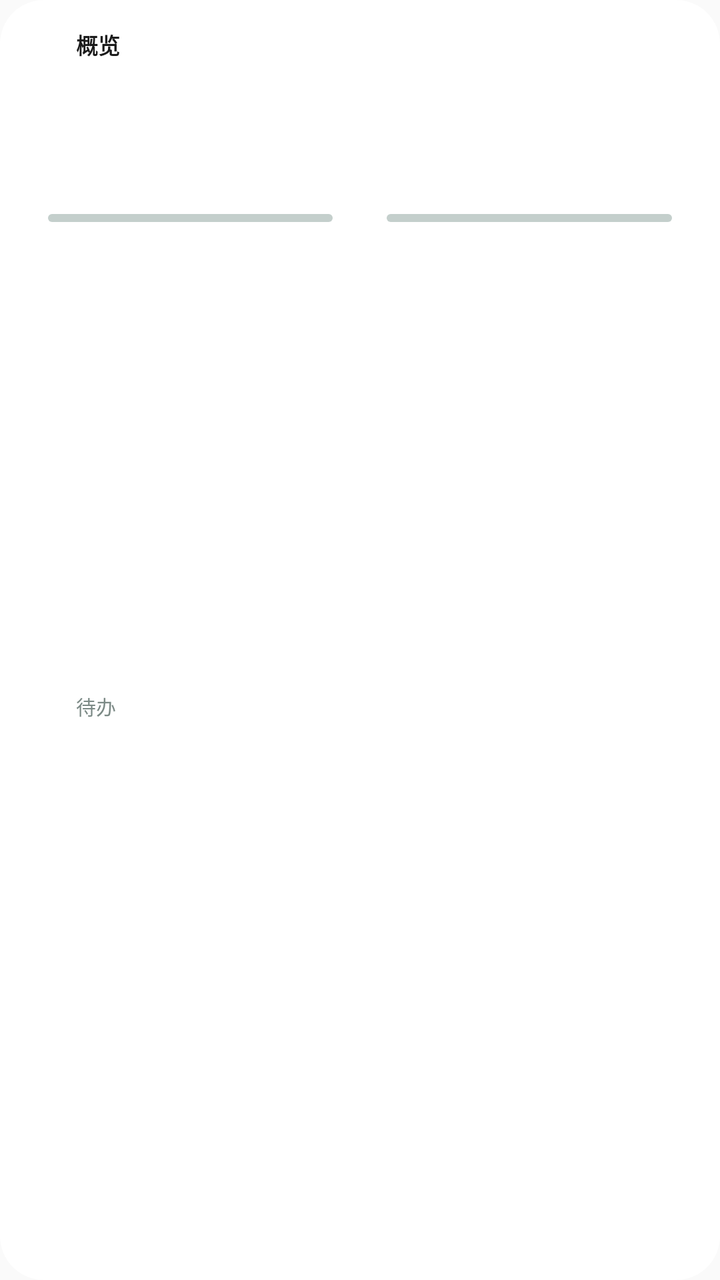
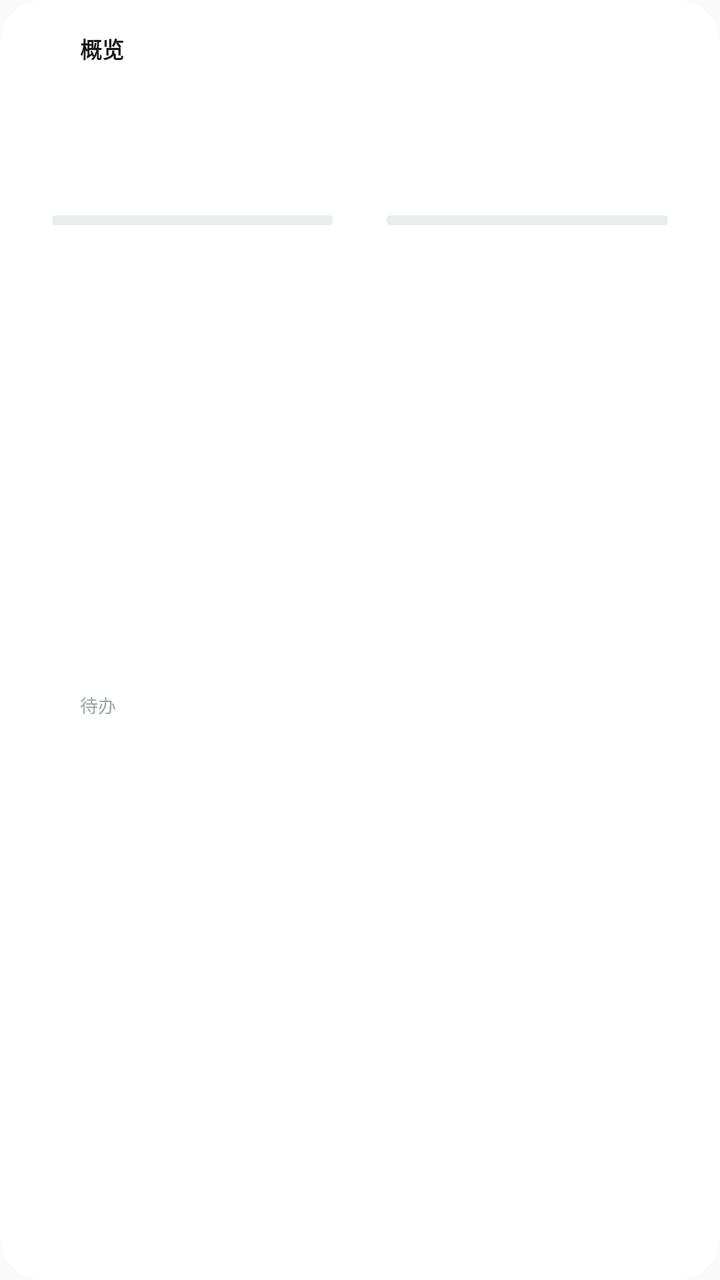

An Android layout rendered at two revisions. The XML below is the earlier revision; the diff shows what the commit changed to produce the second picture.
<!-- AndroidManifest.xml: application theme Theme.PalmNote -->
<!-- res/layout/widget_dashboard_unified.xml -->
<?xml version="1.0" encoding="utf-8"?>
<LinearLayout xmlns:android="http://schemas.android.com/apk/res/android"
    android:id="@+id/widget_layout"
    android:layout_width="match_parent"
    android:layout_height="match_parent"
    android:orientation="vertical"
    android:padding="@dimen/widget_pad"
    android:background="@drawable/widget_card_round">

    <LinearLayout
        android:layout_width="match_parent"
        android:layout_height="wrap_content"
        android:orientation="horizontal"
        android:gravity="center_vertical">

        <FrameLayout
            android:layout_width="@dimen/widget_icon_badge"
            android:layout_height="@dimen/widget_icon_badge">

            <ImageView
                android:id="@+id/widget_dashboard_icon_bg"
                android:layout_width="match_parent"
                android:layout_height="match_parent"
                android:src="@drawable/widget_shape_circle"
                android:contentDescription="@null" />

            <ImageView
                android:layout_width="12dp"
                android:layout_height="12dp"
                android:layout_gravity="center"
                android:src="@drawable/widget_ic_home_white"
                android:contentDescription="@null" />
        </FrameLayout>

        <TextView
            android:layout_width="0dp"
            android:layout_height="wrap_content"
            android:layout_weight="1"
            android:text="@string/widget_dashboard_title"
            android:textSize="@dimen/widget_text_title"
            android:textColor="@color/widget_v2_text_primary"
            android:textStyle="bold"
            android:layout_marginStart="8dp" />

        <TextView
            android:id="@+id/widget_dashboard_week_todo"
            android:layout_width="wrap_content"
            android:layout_height="wrap_content"
            android:textSize="@dimen/widget_text_micro"
            android:textStyle="bold"
            android:maxLines="1" />
    </LinearLayout>

    
    <LinearLayout
        android:layout_width="match_parent"
        android:layout_height="0dp"
        android:layout_weight="1"
        android:orientation="horizontal"
        android:layout_marginTop="@dimen/widget_gap">

        <FrameLayout
            android:id="@+id/widget_dashboard_budget_card"
            android:layout_width="0dp"
            android:layout_height="match_parent"
            android:layout_weight="1">

            <ImageView
                android:id="@+id/widget_dashboard_budget_tint"
                android:layout_width="match_parent"
                android:layout_height="match_parent"
                android:src="@drawable/widget_chip_round"
                android:contentDescription="@null" />

            <LinearLayout
                android:layout_width="match_parent"
                android:layout_height="match_parent"
                android:orientation="vertical"
                android:padding="10dp">

                <LinearLayout
                    android:layout_width="match_parent"
                    android:layout_height="wrap_content"
                    android:orientation="horizontal"
                    android:gravity="center_vertical">

                    <ImageView
                        android:id="@+id/widget_dashboard_budget_dot"
                        android:layout_width="8dp"
                        android:layout_height="8dp"
                        android:src="@drawable/widget_shape_circle"
                        android:contentDescription="@null" />

                    <TextView
                        android:id="@+id/widget_dashboard_budget_sub"
                        android:layout_width="0dp"
                        android:layout_height="wrap_content"
                        android:layout_weight="1"
                        android:textSize="@dimen/widget_text_micro"
                        android:textColor="@color/widget_v2_text_secondary"
                        android:layout_marginStart="6dp"
                        android:maxLines="1"
                        android:ellipsize="end" />
                </LinearLayout>

                <TextView
                    android:id="@+id/widget_dashboard_budget"
                    android:layout_width="wrap_content"
                    android:layout_height="wrap_content"
                    android:layout_marginTop="4dp"
                    android:textSize="26sp"
                    android:textStyle="bold"
                    android:maxLines="1"
                    android:ellipsize="end" />

                <FrameLayout
                    android:id="@+id/widget_dashboard_budget_bar_wrap"
                    android:layout_width="match_parent"
                    android:layout_height="4dp"
                    android:layout_marginTop="6dp">

                    <ImageView
                        android:id="@+id/widget_dashboard_budget_bar_track"
                        android:layout_width="match_parent"
                        android:layout_height="match_parent"
                        android:src="@drawable/widget_bar_track"
                        android:contentDescription="@null" />

                    <ImageView
                        android:id="@+id/widget_dashboard_budget_bar_fill"
                        android:layout_width="match_parent"
                        android:layout_height="match_parent"
                        android:src="@drawable/widget_bar_fill"
                        android:contentDescription="@null" />
                </FrameLayout>

                <TextView
                    android:id="@+id/widget_dashboard_budget_used"
                    android:layout_width="match_parent"
                    android:layout_height="wrap_content"
                    android:layout_marginTop="3dp"
                    android:textSize="@dimen/widget_text_micro"
                    android:textColor="@color/widget_v2_text_tertiary"
                    android:maxLines="1" />
            </LinearLayout>
        </FrameLayout>

        <FrameLayout
            android:id="@+id/widget_dashboard_goal_card"
            android:layout_width="0dp"
            android:layout_height="match_parent"
            android:layout_weight="1"
            android:layout_marginStart="7dp">

            <ImageView
                android:id="@+id/widget_dashboard_goal_tint"
                android:layout_width="match_parent"
                android:layout_height="match_parent"
                android:src="@drawable/widget_chip_round"
                android:contentDescription="@null" />

            <LinearLayout
                android:layout_width="match_parent"
                android:layout_height="match_parent"
                android:orientation="vertical"
                android:padding="10dp">

                <LinearLayout
                    android:layout_width="match_parent"
                    android:layout_height="wrap_content"
                    android:orientation="horizontal"
                    android:gravity="center_vertical">

                    <ImageView
                        android:id="@+id/widget_dashboard_goal_dot"
                        android:layout_width="8dp"
                        android:layout_height="8dp"
                        android:src="@drawable/widget_shape_circle"
                        android:contentDescription="@null" />

                    <TextView
                        android:id="@+id/widget_dashboard_goal_name"
                        android:layout_width="0dp"
                        android:layout_height="wrap_content"
                        android:layout_weight="1"
                        android:textSize="@dimen/widget_text_micro"
                        android:textColor="@color/widget_v2_text_secondary"
                        android:layout_marginStart="6dp"
                        android:maxLines="1"
                        android:ellipsize="end" />
                </LinearLayout>

                <TextView
                    android:id="@+id/widget_dashboard_goal_pct"
                    android:layout_width="wrap_content"
                    android:layout_height="wrap_content"
                    android:layout_marginTop="4dp"
                    android:textSize="26sp"
                    android:textStyle="bold"
                    android:maxLines="1"
                    android:ellipsize="end" />

                
                <FrameLayout
                    android:id="@+id/widget_dashboard_goal_bar_wrap"
                    android:layout_width="match_parent"
                    android:layout_height="4dp"
                    android:layout_marginTop="6dp">

                    <ImageView
                        android:id="@+id/widget_dashboard_goal_bar_track"
                        android:layout_width="match_parent"
                        android:layout_height="match_parent"
                        android:src="@drawable/widget_bar_track"
                        android:contentDescription="@null" />

                    <ImageView
                        android:id="@+id/widget_dashboard_goal_bar_fill"
                        android:layout_width="match_parent"
                        android:layout_height="match_parent"
                        android:src="@drawable/widget_bar_fill"
                        android:contentDescription="@null" />
                </FrameLayout>

                <TextView
                    android:id="@+id/widget_dashboard_goal_counts"
                    android:layout_width="match_parent"
                    android:layout_height="wrap_content"
                    android:layout_marginTop="3dp"
                    android:textSize="@dimen/widget_text_micro"
                    android:textColor="@color/widget_v2_text_tertiary"
                    android:maxLines="1" />

                
                <FrameLayout
                    android:layout_width="match_parent"
                    android:layout_height="0dp"
                    android:layout_weight="1" />
            </LinearLayout>
        </FrameLayout>
    </LinearLayout>

    
    <LinearLayout
        android:layout_width="match_parent"
        android:layout_height="0dp"
        android:layout_weight="1"
        android:orientation="horizontal"
        android:layout_marginTop="7dp">

        <FrameLayout
            android:id="@+id/widget_dashboard_todo_card"
            android:layout_width="0dp"
            android:layout_height="match_parent"
            android:layout_weight="1">

            <ImageView
                android:id="@+id/widget_dashboard_todo_tint"
                android:layout_width="match_parent"
                android:layout_height="match_parent"
                android:src="@drawable/widget_chip_round"
                android:contentDescription="@null" />

            <LinearLayout
                android:layout_width="match_parent"
                android:layout_height="match_parent"
                android:orientation="vertical"
                android:padding="10dp">

                <LinearLayout
                    android:layout_width="match_parent"
                    android:layout_height="wrap_content"
                    android:orientation="horizontal"
                    android:gravity="center_vertical">

                    <ImageView
                        android:id="@+id/widget_dashboard_todo_dot"
                        android:layout_width="8dp"
                        android:layout_height="8dp"
                        android:src="@drawable/widget_shape_circle"
                        android:contentDescription="@null" />

                    <TextView
                        android:text="@string/widget_todos_label"
                        android:layout_width="0dp"
                        android:layout_height="wrap_content"
                        android:layout_weight="1"
                        android:textSize="@dimen/widget_text_micro"
                        android:textColor="@color/widget_v2_text_secondary"
                        android:layout_marginStart="6dp"
                        android:maxLines="1"
                        android:ellipsize="end" />
                </LinearLayout>

                <TextView
                    android:id="@+id/widget_dashboard_todo"
                    android:layout_width="wrap_content"
                    android:layout_height="wrap_content"
                    android:layout_marginTop="4dp"
                    android:textSize="26sp"
                    android:textStyle="bold"
                    android:maxLines="1"
                    android:ellipsize="end" />

                
                <FrameLayout
                    android:layout_width="match_parent"
                    android:layout_height="0dp"
                    android:layout_weight="1" />

                <TextView
                    android:id="@+id/widget_dashboard_todo_overdue"
                    android:layout_width="match_parent"
                    android:layout_height="wrap_content"
                    android:textSize="@dimen/widget_text_micro"
                    android:textStyle="bold"
                    android:maxLines="1" />
            </LinearLayout>
        </FrameLayout>

        <FrameLayout
            android:id="@+id/widget_dashboard_anniversary_card"
            android:layout_width="0dp"
            android:layout_height="match_parent"
            android:layout_weight="1"
            android:layout_marginStart="7dp">

            <ImageView
                android:id="@+id/widget_dashboard_anniversary_tint"
                android:layout_width="match_parent"
                android:layout_height="match_parent"
                android:src="@drawable/widget_chip_round"
                android:contentDescription="@null" />

            <LinearLayout
                android:layout_width="match_parent"
                android:layout_height="match_parent"
                android:orientation="vertical"
                android:padding="10dp">

                <LinearLayout
                    android:layout_width="match_parent"
                    android:layout_height="wrap_content"
                    android:orientation="horizontal"
                    android:gravity="center_vertical">

                    <ImageView
                        android:id="@+id/widget_dashboard_anniversary_dot"
                        android:layout_width="8dp"
                        android:layout_height="8dp"
                        android:src="@drawable/widget_shape_circle"
                        android:contentDescription="@null" />

                    <TextView
                        android:id="@+id/widget_dashboard_days_title"
                        android:layout_width="0dp"
                        android:layout_height="wrap_content"
                        android:layout_weight="1"
                        android:textSize="@dimen/widget_text_micro"
                        android:textColor="@color/widget_v2_text_secondary"
                        android:layout_marginStart="6dp"
                        android:maxLines="1"
                        android:ellipsize="end" />
                </LinearLayout>

                <TextView
                    android:id="@+id/widget_dashboard_days"
                    android:layout_width="wrap_content"
                    android:layout_height="wrap_content"
                    android:layout_marginTop="4dp"
                    android:textSize="26sp"
                    android:textStyle="bold"
                    android:maxLines="1"
                    android:ellipsize="end" />

                
                <FrameLayout
                    android:layout_width="match_parent"
                    android:layout_height="0dp"
                    android:layout_weight="1" />

                <TextView
                    android:id="@+id/widget_dashboard_anniv_date"
                    android:layout_width="match_parent"
                    android:layout_height="wrap_content"
                    android:textSize="@dimen/widget_text_micro"
                    android:textColor="@color/widget_v2_text_tertiary"
                    android:maxLines="1"
                    android:ellipsize="end" />
            </LinearLayout>
        </FrameLayout>
    </LinearLayout>

</LinearLayout>
<!-- resources referenced by this layout -->
<resources>
  <color name="widget_v2_text_primary">#FF1A1A1A</color>
  <color name="widget_v2_text_secondary">#FF7C8A86</color>
  <color name="widget_v2_text_tertiary">#FF9AABA6</color>
  <dimen name="widget_gap">8dp</dimen>
  <dimen name="widget_icon_badge">16dp</dimen>
  <dimen name="widget_pad">14dp</dimen>
  <dimen name="widget_text_micro">10sp</dimen>
  <dimen name="widget_text_title">11sp</dimen>
  <!-- drawable widget_bar_fill (drawable) -->
  <?xml version="1.0" encoding="utf-8"?>
  <clip xmlns:android="http://schemas.android.com/apk/res/android"
      android:clipOrientation="horizontal"
      android:gravity="left">
      <shape android:shape="rectangle">
          <solid android:color="#FFFFFF" />
          <corners android:radius="2dp" />
      </shape>
  </clip>
  <!-- drawable widget_bar_track (drawable) -->
  <?xml version="1.0" encoding="utf-8"?>
  <shape xmlns:android="http://schemas.android.com/apk/res/android" android:shape="rectangle">
      <solid android:color="@color/widget_v2_ring" />
      <corners android:radius="2dp" />
  </shape>
  <!-- drawable widget_card_round (drawable) -->
  <?xml version="1.0" encoding="utf-8"?>
  <shape xmlns:android="http://schemas.android.com/apk/res/android" android:shape="rectangle">
      <solid android:color="@color/widget_v2_card_bg" />
      <corners android:radius="22dp" />
  </shape>
  <!-- drawable widget_chip_round (drawable) -->
  <?xml version="1.0" encoding="utf-8"?>
  <shape xmlns:android="http://schemas.android.com/apk/res/android" android:shape="rectangle">
      <solid android:color="#FFFFFFFF" />
      <corners android:radius="10dp" />
  </shape>
  <!-- drawable widget_ic_home_white (drawable) -->
  <?xml version="1.0" encoding="utf-8"?>
  <vector xmlns:android="http://schemas.android.com/apk/res/android"
      android:width="24dp"
      android:height="24dp"
      android:viewportWidth="24"
      android:viewportHeight="24">
      <path
          android:fillColor="#FFFFFFFF"
          android:pathData="M12,3l9,8h-2.6v9h-4.9v-5.5h-3v5.5H5.6v-9H3z" />
  </vector>
  <!-- drawable widget_shape_circle (drawable) -->
  <?xml version="1.0" encoding="utf-8"?>
  <shape xmlns:android="http://schemas.android.com/apk/res/android"
      android:shape="oval">
      <solid android:color="#FFFFFF" />
  </shape>
  <string name="widget_dashboard_title">概览</string>
  <string name="widget_todos_label">待办</string>
  <style name="Theme.PalmNote" parent="Theme.AppCompat.DayNight.NoActionBar">
          <item name="android:statusBarColor">@android:color/transparent</item>
          <item name="android:navigationBarColor">@android:color/transparent</item>
          <item name="android:windowLightStatusBar">true</item>
      </style>
  <color name="widget_v2_ring">#FFC4CFCC</color>
  <color name="widget_v2_card_bg">#FFFFFFFF</color>
</resources>

<!-- the commit's change to res/layout/widget_dashboard_unified.xml (unified diff, before → after) -->
@@ -46,7 +46,7 @@
             android:id="@+id/widget_dashboard_week_todo"
             android:layout_width="wrap_content"
             android:layout_height="wrap_content"
-            android:textSize="@dimen/widget_text_micro"
+            android:textSize="@dimen/widget_text_label"
             android:textStyle="bold"
             android:maxLines="1" />
     </LinearLayout>
@@ -69,7 +69,7 @@
                 android:id="@+id/widget_dashboard_budget_tint"
                 android:layout_width="match_parent"
                 android:layout_height="match_parent"
-                android:src="@drawable/widget_chip_round"
+                android:src="@drawable/widget_sq_round"
                 android:contentDescription="@null" />
 
             <LinearLayout
@@ -96,8 +96,8 @@
                         android:layout_width="0dp"
                         android:layout_height="wrap_content"
                         android:layout_weight="1"
-                        android:textSize="@dimen/widget_text_micro"
-                        android:textColor="@color/widget_v2_text_secondary"
+                        android:textSize="@dimen/widget_text_label"
+                        android:textColor="@color/widget_v2_text_tertiary"
                         android:layout_marginStart="6dp"
                         android:maxLines="1"
                         android:ellipsize="end" />
@@ -116,7 +116,7 @@
                 <FrameLayout
                     android:id="@+id/widget_dashboard_budget_bar_wrap"
                     android:layout_width="match_parent"
-                    android:layout_height="4dp"
+                    android:layout_height="5dp"
                     android:layout_marginTop="6dp">
 
                     <ImageView
@@ -140,7 +140,7 @@
                     android:layout_height="wrap_content"
                     android:layout_marginTop="3dp"
                     android:textSize="@dimen/widget_text_micro"
-                    android:textColor="@color/widget_v2_text_tertiary"
+                    android:textColor="@color/widget_v2_text_secondary"
                     android:maxLines="1" />
             </LinearLayout>
         </FrameLayout>
@@ -156,7 +156,7 @@
                 android:id="@+id/widget_dashboard_goal_tint"
                 android:layout_width="match_parent"
                 android:layout_height="match_parent"
-                android:src="@drawable/widget_chip_round"
+                android:src="@drawable/widget_sq_round"
                 android:contentDescription="@null" />
 
             <LinearLayout
@@ -183,8 +183,8 @@
                         android:layout_width="0dp"
                         android:layout_height="wrap_content"
                         android:layout_weight="1"
-                        android:textSize="@dimen/widget_text_micro"
-                        android:textColor="@color/widget_v2_text_secondary"
+                        android:textSize="@dimen/widget_text_label"
+                        android:textColor="@color/widget_v2_text_tertiary"
                         android:layout_marginStart="6dp"
                         android:maxLines="1"
                         android:ellipsize="end" />
@@ -204,7 +204,7 @@
                 <FrameLayout
                     android:id="@+id/widget_dashboard_goal_bar_wrap"
                     android:layout_width="match_parent"
-                    android:layout_height="4dp"
+                    android:layout_height="5dp"
                     android:layout_marginTop="6dp">
 
                     <ImageView
@@ -228,7 +228,7 @@
                     android:layout_height="wrap_content"
                     android:layout_marginTop="3dp"
                     android:textSize="@dimen/widget_text_micro"
-                    android:textColor="@color/widget_v2_text_tertiary"
+                    android:textColor="@color/widget_v2_text_secondary"
                     android:maxLines="1" />
 
                 
@@ -258,7 +258,7 @@
                 android:id="@+id/widget_dashboard_todo_tint"
                 android:layout_width="match_parent"
                 android:layout_height="match_parent"
-                android:src="@drawable/widget_chip_round"
+                android:src="@drawable/widget_sq_round"
                 android:contentDescription="@null" />
 
             <LinearLayout
@@ -285,8 +285,8 @@
                         android:layout_width="0dp"
                         android:layout_height="wrap_content"
                         android:layout_weight="1"
-                        android:textSize="@dimen/widget_text_micro"
-                        android:textColor="@color/widget_v2_text_secondary"
+                        android:textSize="@dimen/widget_text_label"
+                        android:textColor="@color/widget_v2_text_tertiary"
                         android:layout_marginStart="6dp"
                         android:maxLines="1"
                         android:ellipsize="end" />
@@ -329,7 +329,7 @@
                 android:id="@+id/widget_dashboard_anniversary_tint"
                 android:layout_width="match_parent"
                 android:layout_height="match_parent"
-                android:src="@drawable/widget_chip_round"
+                android:src="@drawable/widget_sq_round"
                 android:contentDescription="@null" />
 
             <LinearLayout
@@ -356,8 +356,8 @@
                         android:layout_width="0dp"
                         android:layout_height="wrap_content"
                         android:layout_weight="1"
-                        android:textSize="@dimen/widget_text_micro"
-                        android:textColor="@color/widget_v2_text_secondary"
+                        android:textSize="@dimen/widget_text_label"
+                        android:textColor="@color/widget_v2_text_tertiary"
                         android:layout_marginStart="6dp"
                         android:maxLines="1"
                         android:ellipsize="end" />
@@ -384,7 +384,7 @@
                     android:layout_width="match_parent"
                     android:layout_height="wrap_content"
                     android:textSize="@dimen/widget_text_micro"
-                    android:textColor="@color/widget_v2_text_tertiary"
+                    android:textColor="@color/widget_v2_text_secondary"
                     android:maxLines="1"
                     android:ellipsize="end" />
             </LinearLayout>
<!-- resource entries referenced after the edit -->
@@ -1,11 +1,12 @@
 <!-- resources referenced by this layout -->
 <resources>
-  <color name="widget_v2_text_primary">#FF1A1A1A</color>
-  <color name="widget_v2_text_secondary">#FF7C8A86</color>
-  <color name="widget_v2_text_tertiary">#FF9AABA6</color>
+  <color name="widget_v2_text_primary">#FF15181A</color>
+  <color name="widget_v2_text_secondary">#FF6B7B77</color>
+  <color name="widget_v2_text_tertiary">#FF9AA8A4</color>
   <dimen name="widget_gap">8dp</dimen>
   <dimen name="widget_icon_badge">16dp</dimen>
-  <dimen name="widget_pad">14dp</dimen>
+  <dimen name="widget_pad">16dp</dimen>
+  <dimen name="widget_text_label">9sp</dimen>
   <dimen name="widget_text_micro">10sp</dimen>
   <dimen name="widget_text_title">11sp</dimen>
   <!-- drawable widget_bar_fill (drawable) -->
@@ -30,12 +31,6 @@
       <solid android:color="@color/widget_v2_card_bg" />
       <corners android:radius="22dp" />
   </shape>
-  <!-- drawable widget_chip_round (drawable) -->
-  <?xml version="1.0" encoding="utf-8"?>
-  <shape xmlns:android="http://schemas.android.com/apk/res/android" android:shape="rectangle">
-      <solid android:color="#FFFFFFFF" />
-      <corners android:radius="10dp" />
-  </shape>
   <!-- drawable widget_ic_home_white (drawable) -->
   <?xml version="1.0" encoding="utf-8"?>
   <vector xmlns:android="http://schemas.android.com/apk/res/android"
@@ -53,6 +48,12 @@
       android:shape="oval">
       <solid android:color="#FFFFFF" />
   </shape>
+  <!-- drawable widget_sq_round (drawable) -->
+  <?xml version="1.0" encoding="utf-8"?>
+  <shape xmlns:android="http://schemas.android.com/apk/res/android" android:shape="rectangle">
+      <solid android:color="#FFFFFFFF" />
+      <corners android:radius="16dp" />
+  </shape>
   <string name="widget_dashboard_title">概览</string>
   <string name="widget_todos_label">待办</string>
   <style name="Theme.PalmNote" parent="Theme.AppCompat.DayNight.NoActionBar">
@@ -60,7 +61,7 @@
           <item name="android:navigationBarColor">@android:color/transparent</item>
           <item name="android:windowLightStatusBar">true</item>
       </style>
-  <color name="widget_v2_ring">#FFC4CFCC</color>
+  <color name="widget_v2_ring">#FFE9EDEC</color>
   <color name="widget_v2_card_bg">#FFFFFFFF</color>
 </resources>
 
